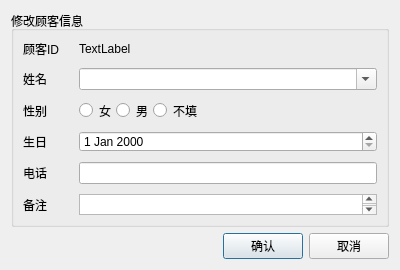
Before: the Qt Designer form updatecustomer.ui in rainlowing/QtCustomerManagementSystem, drawn with Qt 5.
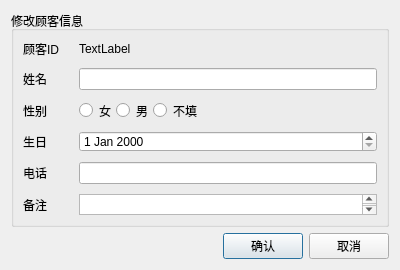
After: the same form once the commit is applied.

Patch:
```diff
--- a/updatecustomer.ui
+++ b/updatecustomer.ui
@@ -59,13 +59,6 @@
         </property>
        </widget>
       </item>
-      <item row="1" column="1">
-       <widget class="QComboBox" name="nameCombo">
-        <property name="editable">
-         <bool>true</bool>
-        </property>
-       </widget>
-      </item>
       <item row="2" column="0">
        <widget class="QLabel" name="label_4">
         <property name="text">
@@ -141,6 +134,9 @@
       <item row="5" column="1">
        <widget class="QPlainTextEdit" name="notePlain"/>
       </item>
+      <item row="1" column="1">
+       <widget class="QLineEdit" name="nameEdit"/>
+      </item>
      </layout>
     </widget>
    </item>
```
